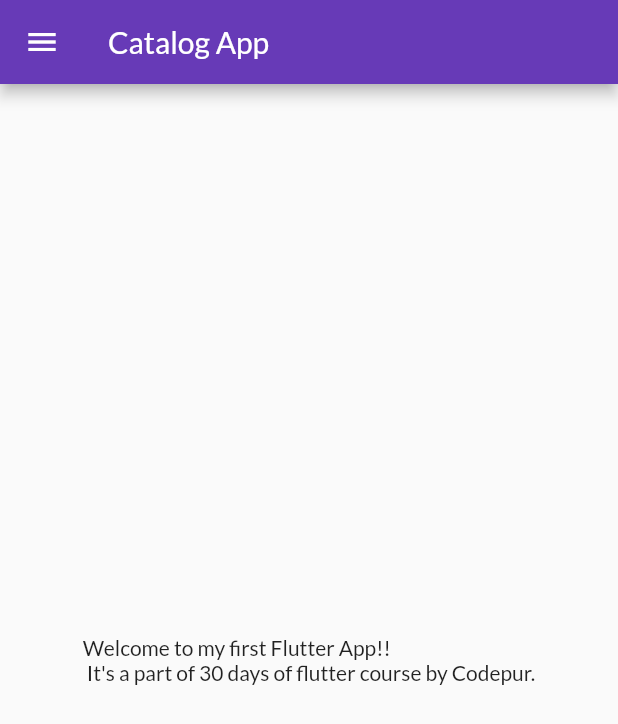
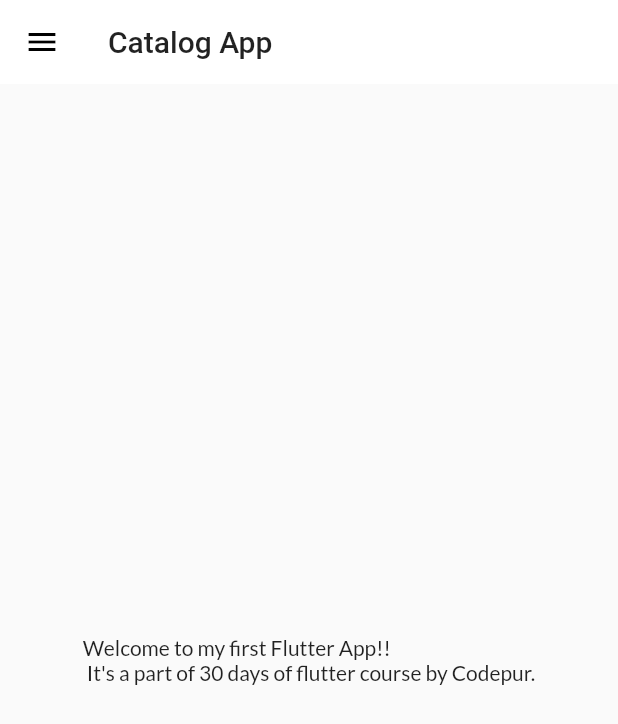
Before and after one commit to vikasgupta01/FlutterCatalog, a Flutter app: the screen it shows after launch, on a phone screen of 412 x 824 dp. Shown: the top 724 px of the screen. Run offline on Flutter 3.47's test engine with Material 2 defaults, Android fonts, the phone set to English and light mode, and no system bars; our stand-ins replace google_fonts.

Commit message:
Day-10 : Themes Extracted

```diff
--- a/lib/main.dart
+++ b/lib/main.dart
@@ -2,7 +2,7 @@ import 'package:flutter/material.dart';
 import 'package:flutter_catalog/pages/home_page.dart';
 import 'package:flutter_catalog/pages/login_page.dart';
 import 'package:flutter_catalog/utils/routes.dart';
-import 'package:google_fonts/google_fonts.dart';
+import 'package:flutter_catalog/widgets/themes.dart';
 
 void main(List<String> args) {
   runApp(MyApp());
@@ -15,11 +15,8 @@ class MyApp extends StatelessWidget {
     return MaterialApp(
       // home: HomePage(),
       themeMode: ThemeMode.light,
-      theme: ThemeData(
-        primarySwatch: Colors.deepPurple,
-        fontFamily: GoogleFonts.lato().fontFamily,
-      ),
-      darkTheme: ThemeData(brightness: Brightness.dark),
+      theme: MyTheme.lightTheme(context),
+      darkTheme: MyTheme.darkTheme(context),
       debugShowCheckedModeBanner: false,
       initialRoute: MyRoutes.homeRoute,
       routes: {
--- a/lib/pages/home_page.dart
+++ b/lib/pages/home_page.dart
@@ -9,7 +9,13 @@ class HomePage extends StatelessWidget {
 
     return Scaffold(
       appBar: AppBar(
-        title: Text("Catalog App"),
+        // backgroundColor: Colors.white,
+        // elevation: 0.0,
+        // iconTheme: IconThemeData(color: Colors.black),
+        title: Text(
+          "Catalog App",
+          // style: TextStyle(color: Colors.black),
+        ),
       ),
       body: Center(
         child: Container(
--- /dev/null
+++ b/lib/widgets/themes.dart
@@ -0,0 +1,18 @@
+import 'package:flutter/material.dart';
+import 'package:google_fonts/google_fonts.dart';
+
+class MyTheme {
+  static ThemeData lightTheme(BuildContext context) => ThemeData(
+      primarySwatch: Colors.deepPurple,
+      fontFamily: GoogleFonts.lato().fontFamily,
+      appBarTheme: AppBarTheme(
+        color: Colors.white,
+        elevation: 0.0,
+        iconTheme: IconThemeData(color: Colors.black),
+        textTheme: Theme.of(context).textTheme,
+      ));
+
+  static ThemeData darkTheme(BuildContext context) => ThemeData(
+        brightness: Brightness.dark,
+      );
+}
```
